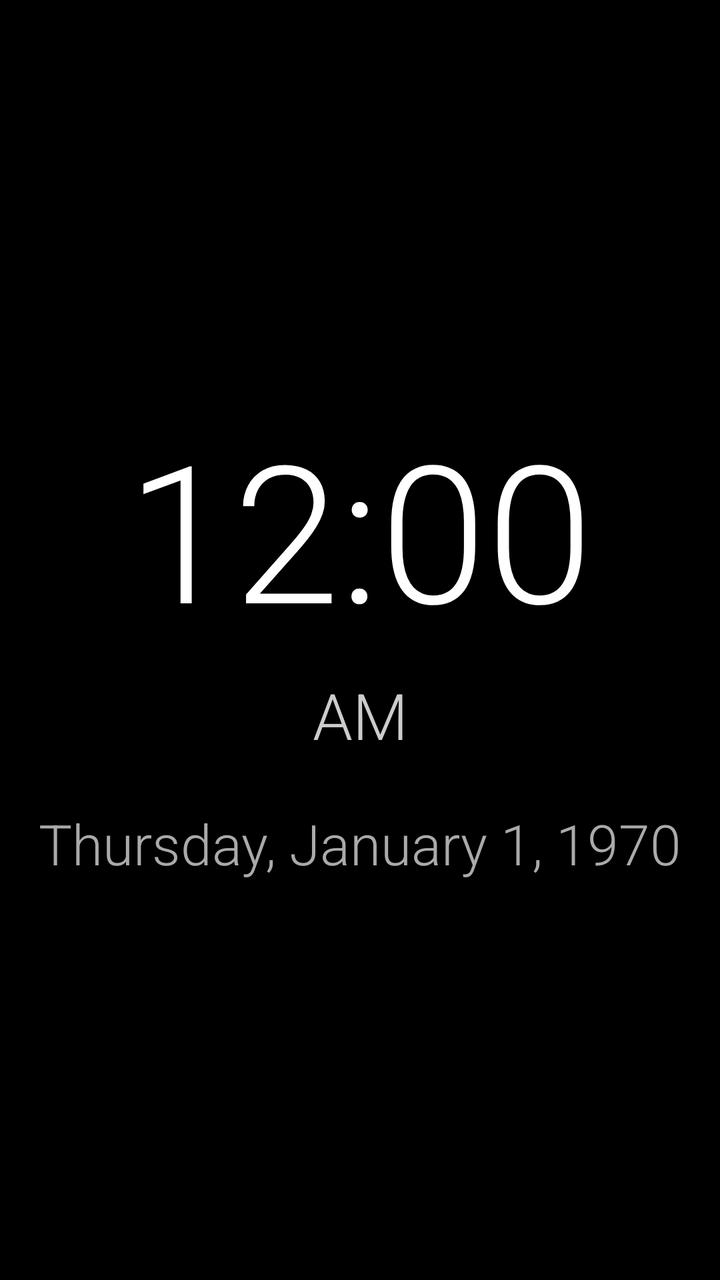
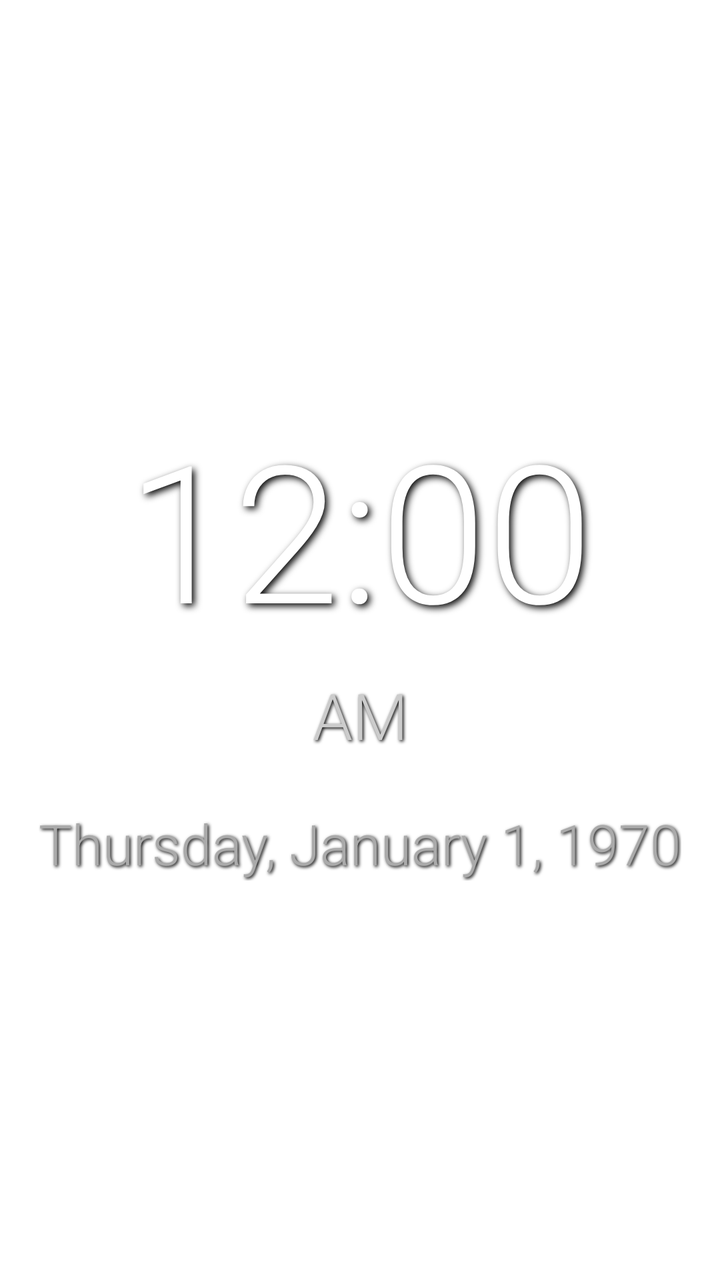

Screens rendered from an Android XML layout before and after an edit, with the pre-edit source and the edit as a unified diff.
<!-- AndroidManifest.xml: application theme Theme.Photoframe -->
<!-- res/layout/fragment_clock.xml -->
<?xml version="1.0" encoding="utf-8"?>
<androidx.constraintlayout.widget.ConstraintLayout xmlns:android="http://schemas.android.com/apk/res/android"
    xmlns:app="http://schemas.android.com/apk/res-auto"
    android:layout_width="match_parent"
    android:layout_height="match_parent"
    android:background="@android:color/black"
    android:clickable="true"
    android:focusable="true">

    <TextClock
        android:id="@+id/clockTime"
        android:layout_width="wrap_content"
        android:layout_height="wrap_content"
        android:textColor="@android:color/white"
        android:textSize="96sp"
        android:fontFamily="sans-serif-light"
        android:shadowColor="#000000"
        android:shadowDx="4"
        android:shadowDy="4"
        android:shadowRadius="8"
        android:format12Hour="h:mm"
        android:format24Hour="HH:mm"
        app:layout_constraintBottom_toTopOf="@+id/clockAmPm"
        app:layout_constraintEnd_toEndOf="parent"
        app:layout_constraintStart_toStartOf="parent"
        app:layout_constraintTop_toTopOf="parent"
        app:layout_constraintVertical_chainStyle="packed" />

    <TextClock
        android:id="@+id/clockAmPm"
        android:layout_width="wrap_content"
        android:layout_height="wrap_content"
        android:textColor="#CCCCCC"
        android:textSize="32sp"
        android:fontFamily="sans-serif-light"
        android:shadowColor="#000000"
        android:shadowDx="2"
        android:shadowDy="2"
        android:shadowRadius="4"
        android:format12Hour="a"
        android:format24Hour=""
        android:layout_marginTop="8dp"
        app:layout_constraintBottom_toTopOf="@+id/clockDate"
        app:layout_constraintEnd_toEndOf="parent"
        app:layout_constraintStart_toStartOf="parent"
        app:layout_constraintTop_toBottomOf="@+id/clockTime" />

    <TextClock
        android:id="@+id/clockDate"
        android:layout_width="wrap_content"
        android:layout_height="wrap_content"
        android:textColor="#AAAAAA"
        android:textSize="28sp"
        android:fontFamily="sans-serif-light"
        android:shadowColor="#000000"
        android:shadowDx="2"
        android:shadowDy="2"
        android:shadowRadius="4"
        android:format12Hour="EEEE, MMMM d, yyyy"
        android:format24Hour="EEEE, MMMM d, yyyy"
        android:layout_marginTop="24dp"
        app:layout_constraintBottom_toBottomOf="parent"
        app:layout_constraintEnd_toEndOf="parent"
        app:layout_constraintStart_toStartOf="parent"
        app:layout_constraintTop_toBottomOf="@+id/clockAmPm" />

    
    <Button
        android:id="@+id/btnBackToPhotos"
        android:layout_width="wrap_content"
        android:layout_height="wrap_content"
        android:text="@string/back_to_photos"
        android:textColor="@android:color/white"
        android:textSize="18sp"
        android:background="#80000000"
        android:minHeight="56dp"
        android:paddingHorizontal="32dp"
        android:visibility="gone"
        android:layout_margin="32dp"
        app:layout_constraintBottom_toBottomOf="parent"
        app:layout_constraintEnd_toEndOf="parent"
        app:layout_constraintStart_toStartOf="parent" />

</androidx.constraintlayout.widget.ConstraintLayout>
<!-- resources referenced by this layout -->
<resources>
  <string name="back_to_photos">Back to photos</string>
  <style name="Theme.Photoframe" parent="Theme.MaterialComponents.DayNight.NoActionBar">
          <item name="colorPrimary">@color/frame_accent</item>
          <item name="colorPrimaryVariant">@color/frame_accent_dark</item>
          <item name="colorOnPrimary">@color/white</item>
          <item name="colorSecondary">@color/frame_accent</item>
          <item name="colorSecondaryVariant">@color/frame_accent_dark</item>
          <item name="colorOnSecondary">@color/black</item>
      </style>
  <color name="frame_accent">#FFB74D</color>
  <color name="frame_accent_dark">#F57C00</color>
  <color name="white">#FFFFFFFF</color>
  <color name="black">#FF000000</color>
</resources>

<!-- the commit's change to res/layout/fragment_clock.xml (unified diff, before → after) -->
@@ -3,7 +3,6 @@
     xmlns:app="http://schemas.android.com/apk/res-auto"
     android:layout_width="match_parent"
     android:layout_height="match_parent"
-    android:background="@android:color/black"
     android:clickable="true"
     android:focusable="true">
 
